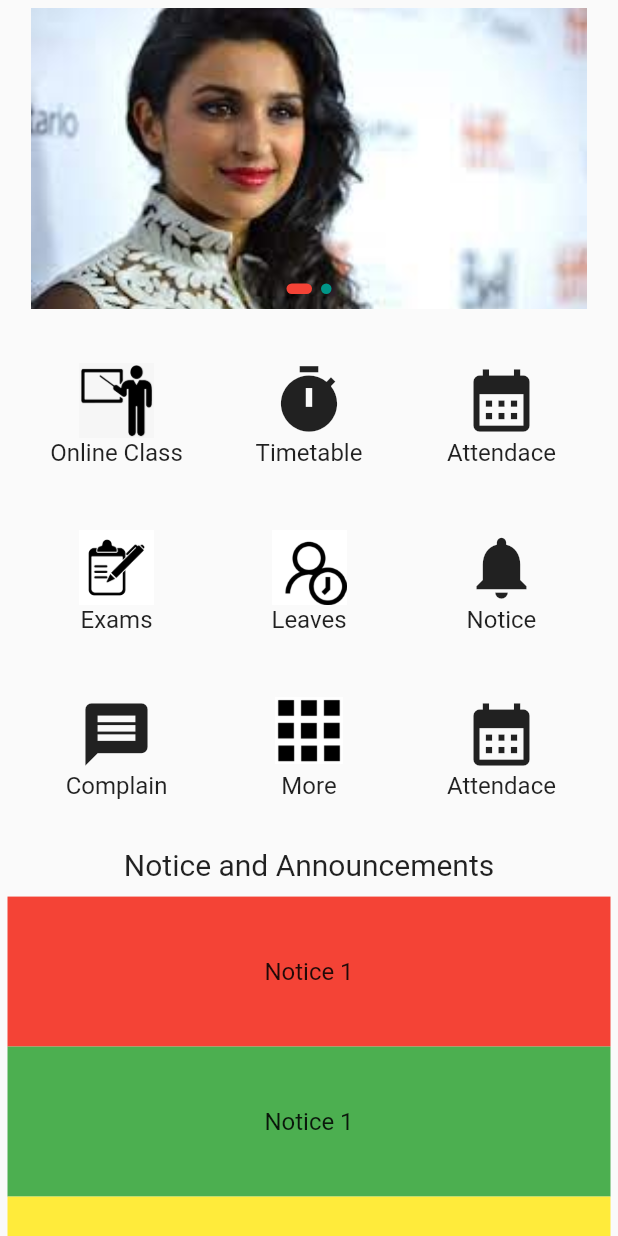
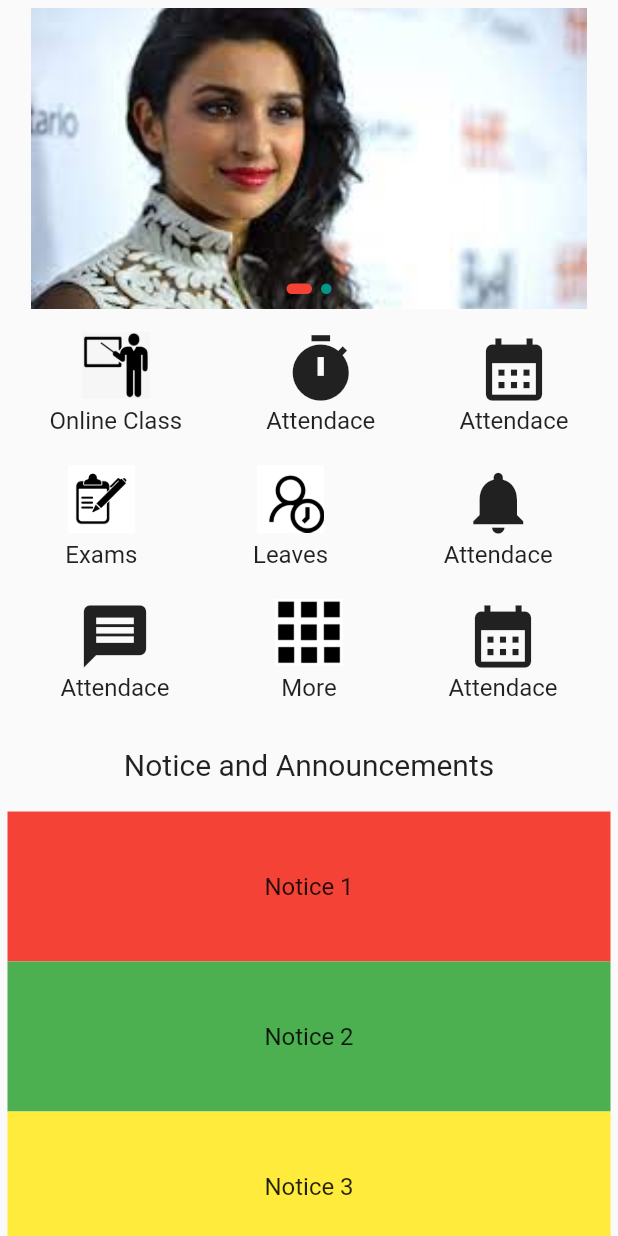
Before and after one commit to Sushil-jaishi/Myapp, a Flutter app: the DashboardScreen screen opened directly, on a phone screen of 412 x 824 dp. Run offline on Flutter 3.47's test engine with Material 2 defaults, Android fonts, the phone set to English and light mode, and no system bars; drawn by our look-alikes of carousel_slider; our stand-ins replace firebase_auth, firebase_core, shared_preferences; accounts and stored records are empty.

Commit message:
HomeIcon Widget added

```diff
--- /dev/null
+++ b/lib/customWidgets/homeIcon.dart
@@ -0,0 +1,45 @@
+import 'package:flutter/material.dart';
+
+class HomeIcon extends StatelessWidget{
+  final IconData? icon;
+  final String text;
+  final String imageUrl;
+  HomeIcon({required this.text,this.icon=null, this.imageUrl='',});
+  @override
+  Widget build(BuildContext context) {
+    if (icon !=null) {
+      return Column(
+        mainAxisAlignment: MainAxisAlignment.center,
+        children: [
+          Icon(
+            icon,
+            size: 50,
+          ),
+          Text(
+            'Attendace',
+            style: TextStyle(fontSize: 16),
+          )
+        ],
+      );
+    }else{
+      return Column(
+        mainAxisAlignment: MainAxisAlignment.center,
+        children: [
+          Container(
+            width: 45,
+            height: 45,
+            child: Image.asset(imageUrl),
+          ),
+          SizedBox(
+            height: 5,
+          ),
+          Text(text,
+            style: TextStyle(fontSize: 16),
+          )
+        ],
+      );
+    }
+
+  }
+
+}
--- a/lib/dashboardScreen.dart
+++ b/lib/dashboardScreen.dart
@@ -1,4 +1,6 @@
 import 'package:flutter/material.dart';
+import 'package:myapp/customWidgets/homeIcon.dart';
+import 'package:myapp/customWidgets/homeIconFromImage.dart';
 import 'package:myapp/imageSlider.dart';
 
 class DashboardScreen extends StatelessWidget {
@@ -14,189 +16,45 @@ class DashboardScreen extends StatelessWidget {
             height: 15,
           ),
           Row(
-            mainAxisAlignment: MainAxisAlignment.spaceEvenly,
+            mainAxisAlignment: MainAxisAlignment.spaceAround,
             children: [
-              SizedBox(
-                width: MediaQuery.of(context).size.width * 0.27,
-                height: MediaQuery.of(context).size.width * 0.27,
-                child: Column(
-                  mainAxisAlignment: MainAxisAlignment.center,
-                  children: [
-                    Container(
-                      width: 50,
-                      height: 50,
-                      child: Image.asset('assets/images/teachingicon.png'),
-                    ),
-                    Text(
-                      'Online Class',
-                      style: TextStyle(fontSize: 16),
-                    )
-                  ],
-                ),
-              ),
-              SizedBox(
-                width: MediaQuery.of(context).size.width * 0.27,
-                height: MediaQuery.of(context).size.width * 0.27,
-                child: Column(
-                  mainAxisAlignment: MainAxisAlignment.center,
-                  children: [
-                    Icon(
-                      Icons.timer,
-                      size: 50,
-                    ),
-                    Text(
-                      'Timetable',
-                      style: TextStyle(fontSize: 16),
-                    )
-                  ],
-                ),
-              ),
-              SizedBox(
-                width: MediaQuery.of(context).size.width * 0.27,
-                height: MediaQuery.of(context).size.width * 0.27,
-                child: Column(
-                  mainAxisAlignment: MainAxisAlignment.center,
-                  children: [
-                    Icon(
-                      Icons.calendar_month,
-                      size: 50,
-                    ),
-                    Text(
-                      'Attendace',
-                      style: TextStyle(fontSize: 16),
-                    )
-                  ],
-                ),
-              )
-            ],
-          ),
-          Row(
-            mainAxisAlignment: MainAxisAlignment.spaceEvenly,
-            children: [
-              SizedBox(
-                width: MediaQuery.of(context).size.width * 0.27,
-                height: MediaQuery.of(context).size.width * 0.27,
-                child: Column(
-                  mainAxisAlignment: MainAxisAlignment.center,
-                  children: [
-                    Container(
-                      width: 50,
-                      height: 50,
-                      child: Image.asset('assets/images/exam.png'),
-                    ),
-                    Text(
-                      'Exams',
-                      style: TextStyle(fontSize: 16),
-                    )
-                  ],
-                ),
-              ),
-              SizedBox(
-                width: MediaQuery.of(context).size.width * 0.27,
-                height: MediaQuery.of(context).size.width * 0.27,
-                child: Column(
-                  mainAxisAlignment: MainAxisAlignment.center,
-                  children: [
-                    Container(
-                      width: 50,
-                      height: 50,
-                      child: Image.asset('assets/images/userclock.png'),
-                    ),
-                    Text(
-                      'Leaves',
-                      style: TextStyle(fontSize: 16),
-                    )
-                  ],
-                ),
-              ),
-              SizedBox(
-                width: MediaQuery.of(context).size.width * 0.27,
-                height: MediaQuery.of(context).size.width * 0.27,
-                child: Column(
-                  mainAxisAlignment: MainAxisAlignment.center,
-                  children: [
-                    Icon(
-                      Icons.notifications,
-                      size: 50,
-                    ),
-                    Text(
-                      'Notice',
-                      style: TextStyle(fontSize: 16),
-                    )
-                  ],
-                ),
-              )
-            ],
-          ),
-          Row(
-            mainAxisAlignment: MainAxisAlignment.spaceEvenly,
-            children: [
-              SizedBox(
-                width: MediaQuery.of(context).size.width * 0.27,
-                height: MediaQuery.of(context).size.width * 0.27,
-                child: Column(
-                  mainAxisAlignment: MainAxisAlignment.center,
-                  children: [
-                    Icon(
-                      Icons.message,
-                      size: 50,
-                    ),
-                    Text(
-                      'Complain',
-                      style: TextStyle(fontSize: 16),
-                    )
-                  ],
-                ),
-              ),
-              SizedBox(
-                width: MediaQuery.of(context).size.width * 0.27,
-                height: MediaQuery.of(context).size.width * 0.27,
-                child: Column(
-                  mainAxisAlignment: MainAxisAlignment.center,
-                  children: [
-                    Container(
-                      width: 45,
-                      height: 45,
-                      child: Image.asset('assets/images/more.png'),
-                    ),
-                    SizedBox(
-                      height: 5,
-                    ),
-                    Text(
-                      'More',
-                      style: TextStyle(fontSize: 16),
-                    )
-                  ],
-                ),
-              ),
-              SizedBox(
-                width: MediaQuery.of(context).size.width * 0.27,
-                height: MediaQuery.of(context).size.width * 0.27,
-                child: Column(
-                  mainAxisAlignment: MainAxisAlignment.center,
-                  children: [
-                    Icon(
-                      Icons.calendar_month,
-                      size: 50,
-                    ),
-                    Text(
-                      'Attendace',
-                      style: TextStyle(fontSize: 16),
-                    )
-                  ],
-                ),
-              )
+                  HomeIcon(text: 'Online Class', imageUrl: 'assets/images/teachingicon.png',),
+                  HomeIcon(text: 'Timetable', icon: Icons.timer,),
+                  HomeIcon(text: 'Attendace', icon: Icons.calendar_month,),
             ],
           ),
           SizedBox(
-            height: 10,
+            height: 20,
+          ),
+          Row(
+            mainAxisAlignment: MainAxisAlignment.spaceAround,
+            children: [
+                  HomeIcon(text: 'Exams', imageUrl: 'assets/images/exam.png',),
+                  HomeIcon(text: 'Leaves', imageUrl: 'assets/images/userclock.png',),
+                  HomeIcon(text: 'Notice', icon: Icons.notifications,),
+
+            ],
+          ),
+          SizedBox(
+            height: 20,
+          ),
+          Row(
+            mainAxisAlignment: MainAxisAlignment.spaceAround,
+            children: [
+              HomeIcon(text: 'Complain', icon: Icons.message,),
+              HomeIcon(text: 'More', imageUrl: 'assets/images/more.png',),
+              HomeIcon(icon: Icons.calendar_month, text: 'Attendance'),
+            ],
+          ),
+          SizedBox(
+            height: 30,
           ),
           Text(
             'Notice and Announcements',
             style: TextStyle(fontSize: 20),
           ),
           SizedBox(
-            height: 10,
+            height: 20,
           ),
           Container(
             height: 100,
@@ -213,7 +71,7 @@ class DashboardScreen extends StatelessWidget {
             color: Colors.green,
             child: Center(
               child: Text(
-                'Notice 1',
+                'Notice 2',
                 style: TextStyle(fontSize: 16),
               ),
             ),
@@ -223,7 +81,7 @@ class DashboardScreen extends StatelessWidget {
             color: Colors.yellow,
             child: Center(
               child: Text(
-                'Notice 1',
+                'Notice 3',
                 style: TextStyle(fontSize: 16),
               ),
             ),
```
Also changed, not shown: lib/changePassword.dart (+9 -34 lines), lib/customWidgets/homeIconFromImage.dart (added, +27 -0 lines), lib/loginScreen.dart (+3 -14 lines).
